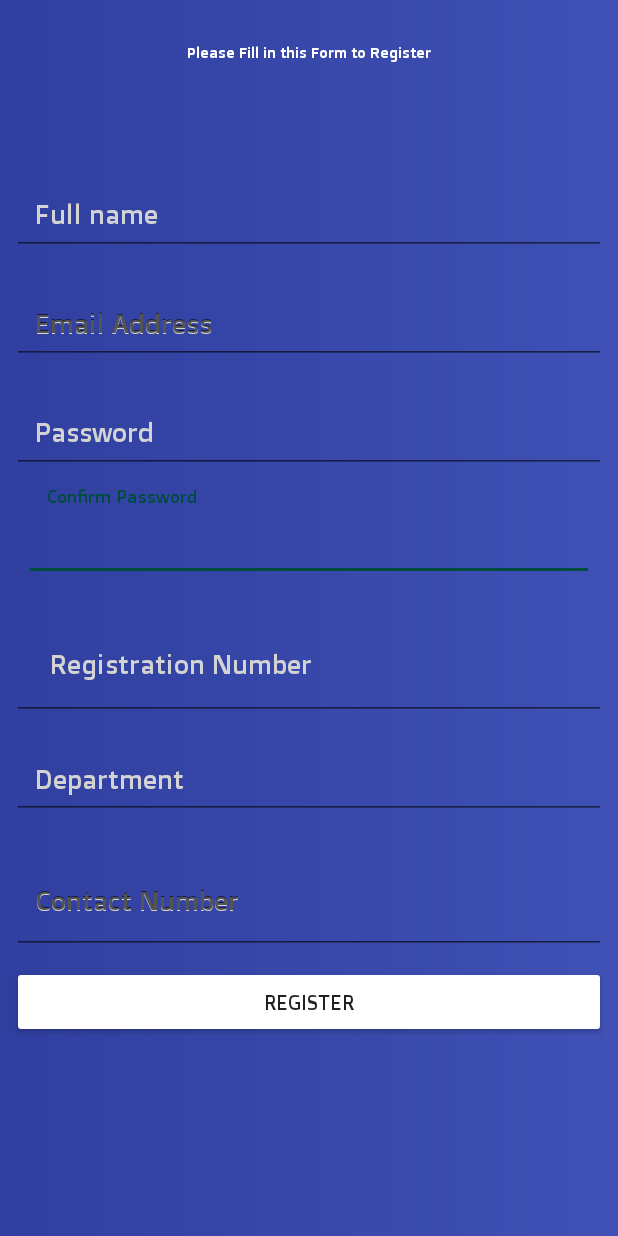
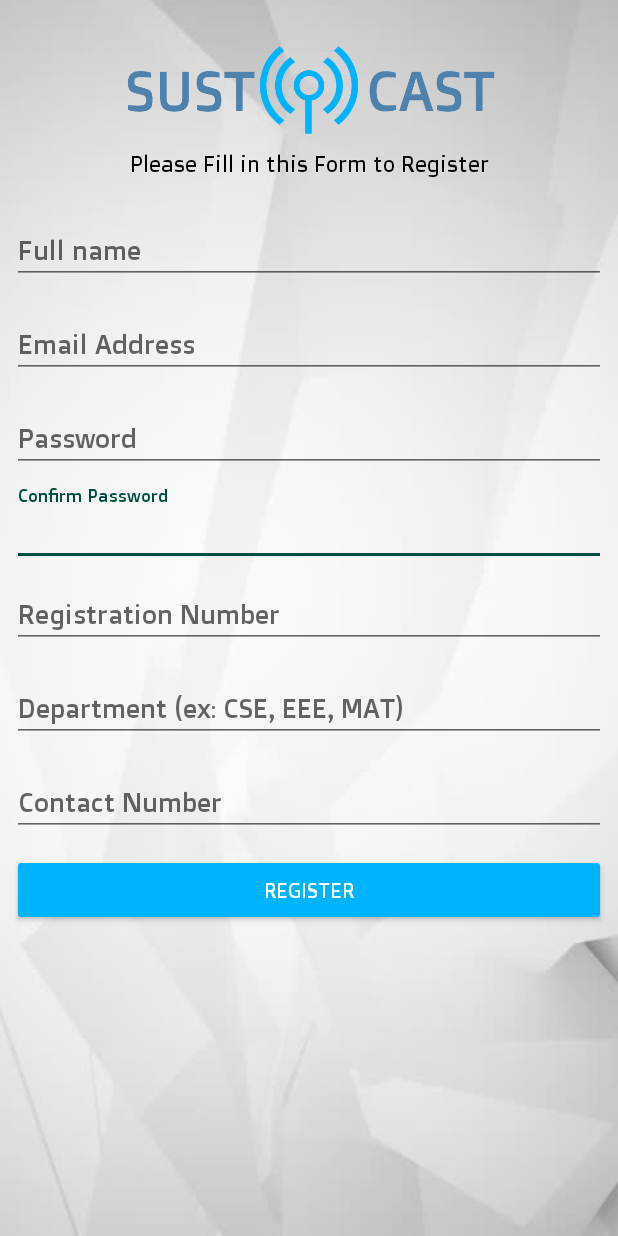
Before and after one commit to sustcast/sustcast-android-app, an Android app: the ApiRegistration screen opened directly, with no data from a screen before it, on a phone screen of 412 x 824 dp. Run offline under Robolectric (Android 15) with nearby library versions, the phone set to English and light mode, and no system bars.

Commit message:
UI Shite

```diff
--- a/app/src/main/java/com/chameleon/streammusic/ApiRegistration.java
+++ b/app/src/main/java/com/chameleon/streammusic/ApiRegistration.java
@@ -44,7 +44,7 @@ public class ApiRegistration extends AppCompatActivity {
         mCpasswordEntry = (EditText) findViewById(R.id.entryCpassword);
         mContact = (EditText) findViewById(R.id.entryContact);
         mRegNo = (EditText) findViewById(R.id.entryRegNo);
-        mDept = (EditText) findViewById(R.id.entryDept);
+        mDept = (EditText) findViewById(R.id.entryDept1);
 
         mAPIService = ApiUtils.getAPIService();
         mTestButton = (Button) findViewById(R.id.testButton);
--- a/app/src/main/res/layout/activity_api_registration.xml
+++ b/app/src/main/res/layout/activity_api_registration.xml
@@ -4,18 +4,30 @@
     xmlns:tools="http://schemas.android.com/tools"
     android:layout_width="match_parent"
     android:layout_height="match_parent"
-    android:background="@drawable/gradient_blue"
+    android:background="@drawable/background_cassete"
     >
 
+    <ImageView
+        android:id="@+id/Image1"
+        android:layout_width="match_parent"
+        android:layout_height="wrap_content"
+        android:layout_marginStart="8dp"
+        android:layout_marginLeft="8dp"
+        android:layout_marginTop="8dp"
+        android:layout_marginEnd="8dp"
+        android:layout_marginRight="8dp"
+        android:paddingTop="20dp"
+        android:src="@drawable/radiomeow1"
+        app:layout_constraintStart_toStartOf="parent"
+        app:layout_constraintTop_toTopOf="parent" />
     <android.support.design.widget.TextInputLayout
         android:id="@+id/sdfasdf"
         android:layout_width="match_parent"
-        android:layout_height="64dp"
+        android:layout_height="wrap_content"
         android:layout_marginStart="8dp"
         android:layout_marginTop="8dp"
         android:layout_marginEnd="8dp"
         android:hint="Confirm Password"
-        android:textColorHint="@color/colorGrey"
         app:layout_constraintEnd_toEndOf="parent"
         app:layout_constraintHorizontal_bias="0.0"
         app:layout_constraintStart_toStartOf="parent"
@@ -25,54 +37,55 @@
             android:id="@+id/entryCpassword"
             android:layout_width="match_parent"
             android:layout_height="wrap_content"
-            android:layout_marginStart="8dp"
-            android:layout_marginEnd="8dp"
             android:ems="10"
             android:inputType="textPassword"
-            android:padding="15dp"
-            android:textColor="@color/colorWhite"
-            android:textColorHint="@color/colorGrey" />
+            android:textColor="@color/black"
+            android:textColorHint="@color/grey" />
     </android.support.design.widget.TextInputLayout>
 
-    <EditText
+    <android.support.design.widget.TextInputLayout
         android:id="@+id/entryDept"
         android:layout_width="match_parent"
-        android:layout_height="0dp"
+        android:layout_height="wrap_content"
         android:layout_marginStart="8dp"
-        android:layout_marginTop="12dp"
+        android:layout_marginTop="8dp"
         android:layout_marginEnd="8dp"
-        android:ems="10"
-        android:hint="Department"
-        android:inputType="textPersonName"
-        android:padding="15dp"
-        android:textColor="@color/colorWhite"
-        android:textColorHint="@color/colorGrey"
+        android:hint="Department (ex: CSE, EEE, MAT)"
         app:layout_constraintEnd_toEndOf="parent"
         app:layout_constraintHorizontal_bias="0.0"
         app:layout_constraintStart_toStartOf="parent"
-        app:layout_constraintTop_toBottomOf="@+id/textInputLayout4" />
+        app:layout_constraintTop_toBottomOf="@+id/textInputLayout4">
 
+        <EditText
+            android:id="@+id/entryDept1"
+            android:layout_width="match_parent"
+            android:layout_height="wrap_content"
+            android:ems="10"
+            android:inputType="textPersonName"
+            android:textColor="@color/black"
+            android:textColorHint="@color/grey" />
+    </android.support.design.widget.TextInputLayout>
     <TextView
         android:id="@+id/textView5"
-        android:layout_width="wrap_content"
+        android:layout_width="match_parent"
         android:layout_height="wrap_content"
         android:layout_marginStart="8dp"
-        android:layout_marginTop="28dp"
         android:layout_marginEnd="8dp"
         android:text="Please Fill in this Form to Register"
-        android:textColor="@color/colorWhite"
-        android:textSize="10sp"
+        android:textColor="@color/black"
+        android:textSize="15dp"
+        android:gravity="center"
         app:layout_constraintEnd_toEndOf="parent"
+        app:layout_constraintHorizontal_bias="0.579"
         app:layout_constraintStart_toStartOf="parent"
-        app:layout_constraintTop_toTopOf="parent" />
+        app:layout_constraintTop_toBottomOf="@+id/Image1" />
 
     <android.support.design.widget.TextInputLayout
         android:id="@+id/xoxo"
         android:layout_width="match_parent"
         android:layout_height="wrap_content"
-        android:layout_marginTop="64dp"
+        android:layout_marginTop="16dp"
         android:hint="Full name"
-        android:textColorHint="@color/colorGrey"
         app:layout_constraintEnd_toEndOf="parent"
         app:layout_constraintHorizontal_bias="0.0"
         app:layout_constraintStart_toStartOf="parent"
@@ -87,16 +100,14 @@
             android:layout_marginEnd="8dp"
             android:ems="10"
             android:inputType="textPersonName"
-            android:padding="15dp"
-            android:textColor="@color/colorWhite"
-            android:textColorHint="@color/colorGrey"
-            />
+            android:textColor="@color/black"
+            android:textColorHint="@color/colorGrey" />
     </android.support.design.widget.TextInputLayout>
 
     <android.support.design.widget.TextInputLayout
         android:id="@+id/text34"
         android:layout_width="match_parent"
-        android:layout_height="82dp"
+        android:layout_height="wrap_content"
         android:layout_marginTop="8dp"
         android:hint="Contact Number"
         app:layout_constraintEnd_toEndOf="parent"
@@ -107,14 +118,12 @@
         <EditText
             android:id="@+id/entryContact"
             android:layout_width="match_parent"
-            android:layout_height="match_parent"
+            android:layout_height="wrap_content"
             android:layout_marginStart="8dp"
             android:layout_marginEnd="8dp"
             android:ems="10"
-            android:hint="Contact Number"
             android:inputType="numberDecimal"
-            android:padding="15dp"
-            android:textColor="@color/colorWhite"
+            android:textColor="@color/black"
             android:textColorHint="@color/colorGrey" />
 
     </android.support.design.widget.TextInputLayout>
@@ -137,11 +146,9 @@
             android:layout_marginStart="8dp"
             android:layout_marginEnd="8dp"
             android:ems="10"
-            android:hint="Email Address"
             android:inputType="textEmailAddress"
-            android:padding="15dp"
-            android:textColor="@color/colorWhite"
-            android:textColorHint="@color/colorGrey" />
+            android:textColor="@color/black"
+            android:textColorHint="@color/grey" />
     </android.support.design.widget.TextInputLayout>
 
     <android.support.design.widget.TextInputLayout
@@ -150,7 +157,6 @@
         android:layout_height="wrap_content"
         android:layout_marginTop="8dp"
         android:hint="Password"
-        android:textColorHint="@color/colorGrey"
         app:layout_constraintEnd_toEndOf="parent"
         app:layout_constraintHorizontal_bias="1.0"
         app:layout_constraintStart_toStartOf="parent"
@@ -164,18 +170,15 @@
             android:layout_marginEnd="8dp"
             android:ems="10"
             android:inputType="textPassword"
-            android:padding="15dp"
-            android:textColor="@color/colorWhite"
-            android:textColorHint="@color/colorGrey" />
+            android:textColor="@color/black"
+            android:textColorHint="@color/grey" />
     </android.support.design.widget.TextInputLayout>
 
     <android.support.design.widget.TextInputLayout
         android:id="@+id/textInputLayout4"
         android:layout_width="match_parent"
         android:layout_height="wrap_content"
-        android:layout_marginTop="8dp"
         android:hint="Registration Number"
-        android:textColorHint="@color/colorGrey"
         app:layout_constraintEnd_toEndOf="parent"
         app:layout_constraintHorizontal_bias="0.0"
         app:layout_constraintStart_toStartOf="parent"
@@ -184,13 +187,13 @@
         <EditText
             android:id="@+id/entryRegNo"
             android:layout_width="match_parent"
-            android:layout_height="wrap_content"
             android:layout_marginStart="8dp"
             android:layout_marginEnd="8dp"
+            android:layout_height="wrap_content"
             android:ems="10"
             android:inputType="number"
-            android:padding="25dp"
-            android:textColor="@color/colorWhite" />
+            android:textColor="@color/black"
+            android:textColorHint="@color/grey" />
     </android.support.design.widget.TextInputLayout>
 
     <Button
@@ -198,11 +201,13 @@
         android:layout_width="match_parent"
         android:layout_height="wrap_content"
         android:layout_marginStart="8dp"
-        android:layout_marginTop="8dp"
+        android:layout_marginTop="12dp"
         android:layout_marginEnd="8dp"
-        android:backgroundTint="@color/colorWhite"
+        android:backgroundTint="@color/themeColor"
         android:text="Register"
+        android:textColor="@color/white"
         app:layout_constraintEnd_toEndOf="parent"
+        app:layout_constraintHorizontal_bias="0.0"
         app:layout_constraintStart_toStartOf="parent"
         app:layout_constraintTop_toBottomOf="@+id/text34" />
 
@@ -215,10 +220,10 @@
         android:layout_marginLeft="8dp"
         android:layout_marginTop="8dp"
         android:visibility="gone"
-        app:layout_constraintBottom_toBottomOf="@+id/testButton"
-        app:layout_constraintEnd_toEndOf="@+id/sdfasdf"
-        app:layout_constraintStart_toStartOf="@+id/sdfasdf"
-        app:layout_constraintTop_toBottomOf="@+id/textView5" />
+        app:layout_constraintBottom_toBottomOf="parent"
+        app:layout_constraintTop_toTopOf="parent"
+        app:layout_constraintStart_toStartOf="parent"
+        app:layout_constraintEnd_toEndOf="parent" />
 
 
 </android.support.constraint.ConstraintLayout>
```
Also changed, not shown: app/src/main/res/layout/activity_new_reset_password.xml (+39 -31 lines), app/src/main/res/layout/activity_reset_password.xml (+22 -16 lines).
